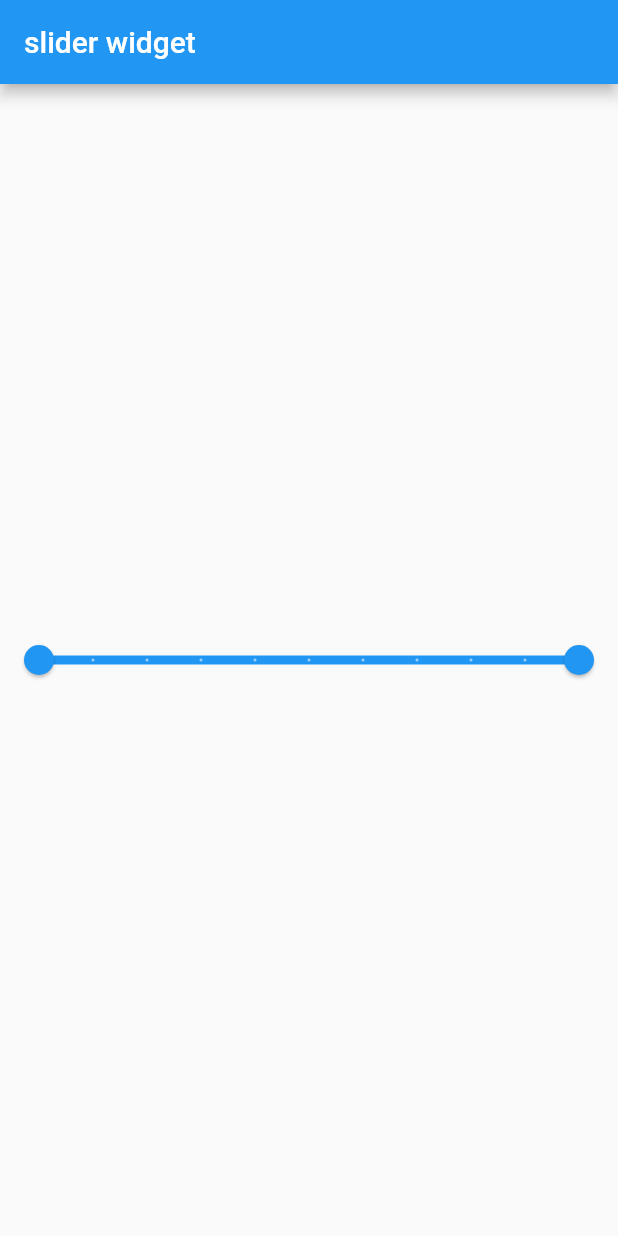
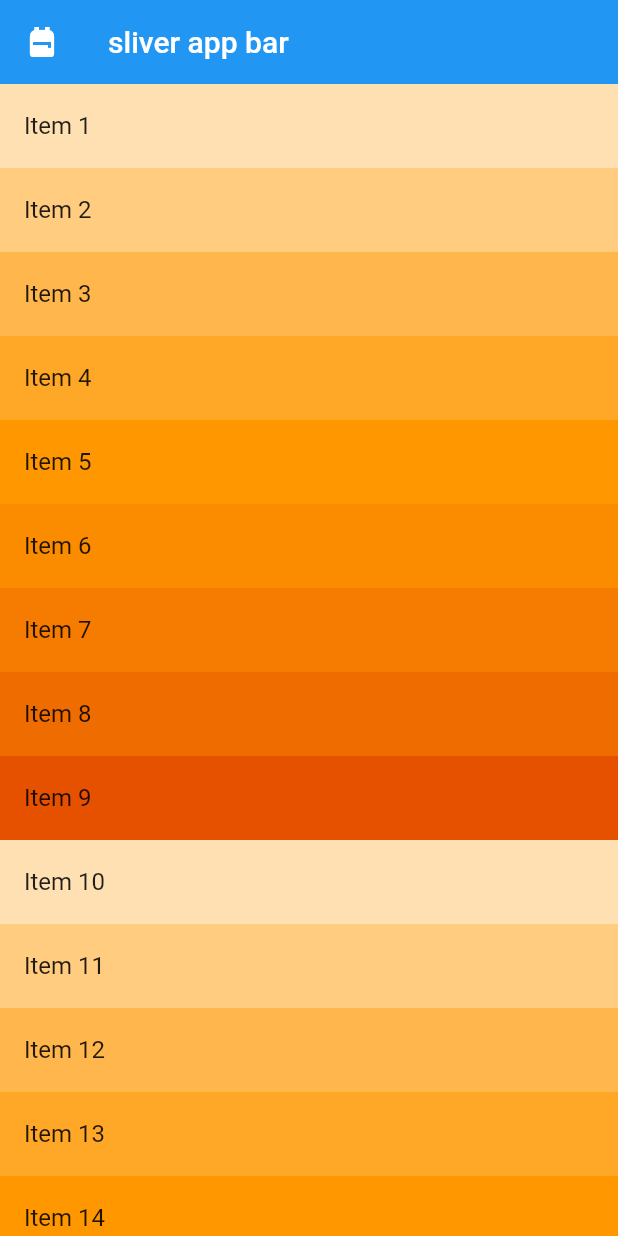
Before and after one commit to huhx/flutter_learn, a Flutter app: the screen it shows after launch, on a phone screen of 412 x 824 dp. Run offline on Flutter 3.47's test engine with Material 2 defaults, Android fonts, the phone set to English and light mode, and no system bars.

Commit message:
[huhx] -Widget: add SliverList widget

```diff
--- a/lib/main.dart
+++ b/lib/main.dart
@@ -1,6 +1,6 @@
 import 'package:flutter/material.dart';
 
-import 'basic/range_slider_widget.dart';
+import 'sliver/sliver_list_widget.dart';
 
 void main() {
   runApp(const MyApp());
@@ -16,7 +16,7 @@ class MyApp extends StatelessWidget {
       theme: ThemeData(
         primarySwatch: Colors.blue,
       ),
-      home: const RangeSliderWidget(),
+      home: const SliverListWidget(),
     );
   }
 }
--- /dev/null
+++ b/lib/sliver/sliver_list_widget.dart
@@ -0,0 +1,28 @@
+import 'package:flutter/material.dart';
+
+class SliverListWidget extends StatelessWidget {
+  const SliverListWidget({super.key});
+
+  @override
+  Widget build(BuildContext context) {
+    return Material(
+      child: CustomScrollView(
+        slivers: [
+          const SliverAppBar(
+            leading: Icon(Icons.backpack),
+            title: Text("sliver app bar"),
+          ),
+          SliverList(
+            delegate: SliverChildBuilderDelegate(
+              (context, index) => ListTile(
+                title: Text('Item ${index + 1}'),
+                tileColor: Colors.orange[100 * (index % 9 + 1)],
+              ),
+              childCount: 50,
+            ),
+          )
+        ],
+      ),
+    );
+  }
+}
```
Also changed, not shown: lib/basic/limitedbox_widget.dart (added, +24 -0 lines).
